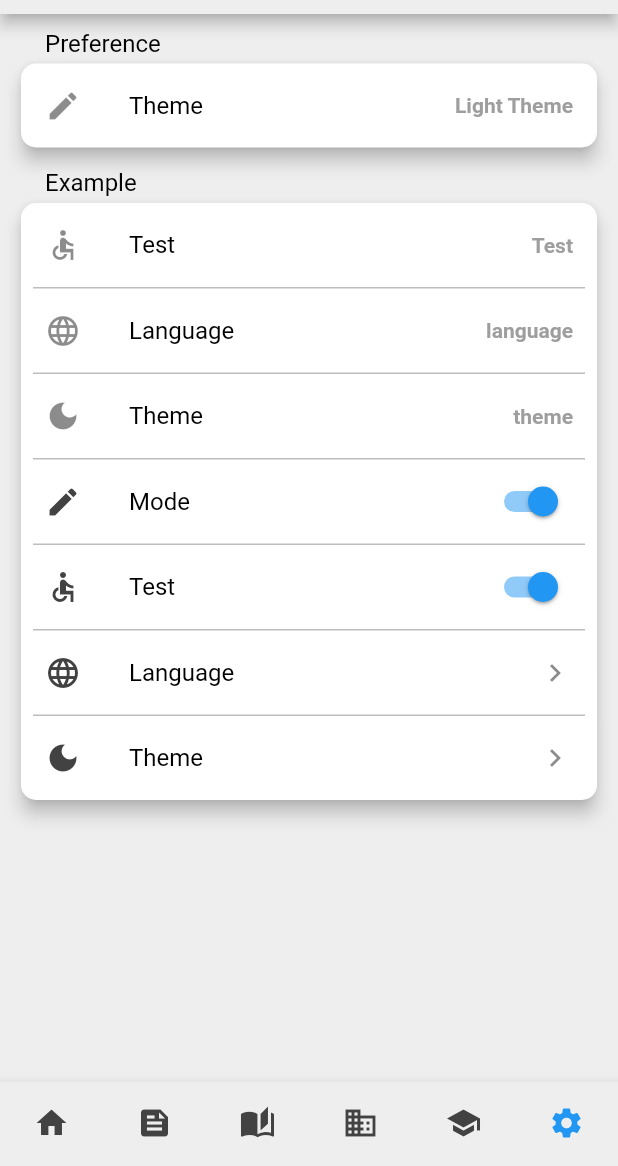
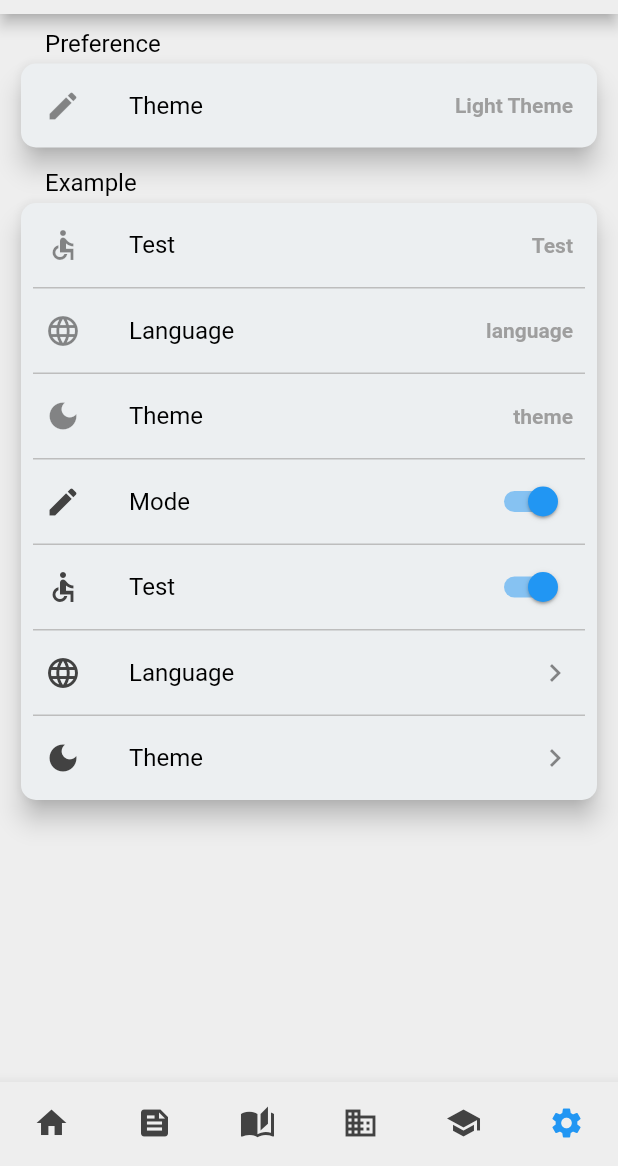
Before and after one commit to nightlan1015297/collegenius, a Flutter app: the screen it shows after launch, item 6 of the bottom bar chosen, on a phone screen of 412 x 824 dp, the part 70-1236 px from its top. Run offline on Flutter 3.47's test engine with Material 2 defaults, Android fonts, the phone set to English and light mode, and no system bars; our stand-ins replace bloc, equatable, flutter_bloc; missing offline and left inert: test.

Commit message:
update application global setting

```diff
--- a/lib/ui/routes/Routes.dart
+++ b/lib/ui/routes/Routes.dart
@@ -1,6 +1,5 @@
-import 'package:collegenius/ui/pages/homepage/HomePageBody.dart';
-import 'package:collegenius/ui/pages/main_scaffold/MainScaffold.dart';
-import 'package:collegenius/ui/pages/settingpage/SettingPageScaffold.dart';
+import 'package:collegenius/ui/pages/HomePageBody.dart';
+import 'package:collegenius/ui/main_scaffold/MainScaffold.dart';
 import 'package:flutter/material.dart';
 
 class AppRouter {
@@ -13,8 +12,7 @@ class AppRouter {
             body: HomePageBody(),
           ),
         );
-      case '/setting':
-        return MaterialPageRoute(builder: (_) => SettingPage());
+
       default:
         return MaterialPageRoute(
           builder: (_) => Scaffold(
--- a/lib/ui/theme/AppTheme.dart
+++ b/lib/ui/theme/AppTheme.dart
@@ -17,10 +17,12 @@ class AppTheme {
         bodyText2: TextStyle(color: Colors.black),
         subtitle1: TextStyle(color: Colors.black),
         subtitle2: TextStyle(color: Colors.black),
+        caption: TextStyle(color: Colors.black),
       ),
+      cardColor: Colors.blueGrey.shade50,
       cardTheme: CardTheme(
-        color: Colors.white,
-        elevation: 5.0,
+        color: Colors.blueGrey.shade50,
+        elevation: 7.0,
         shape:
             RoundedRectangleBorder(borderRadius: BorderRadius.circular(10.0)),
       ),
@@ -36,20 +38,22 @@ class AppTheme {
       backgroundColor: Colors.grey.shade800,
       scaffoldBackgroundColor: Colors.grey.shade900,
       textTheme: TextTheme(
-        headline1: TextStyle(color: Colors.white),
-        headline2: TextStyle(color: Colors.white),
-        headline3: TextStyle(color: Colors.white),
-        headline4: TextStyle(color: Colors.white),
-        headline5: TextStyle(color: Colors.white),
-        headline6: TextStyle(color: Colors.white),
-        bodyText1: TextStyle(color: Colors.white),
-        bodyText2: TextStyle(color: Colors.white),
-        subtitle1: TextStyle(color: Colors.white),
-        subtitle2: TextStyle(color: Colors.white),
+        headline1: TextStyle(color: Colors.white70),
+        headline2: TextStyle(color: Colors.white70),
+        headline3: TextStyle(color: Colors.white70),
+        headline4: TextStyle(color: Colors.white70),
+        headline5: TextStyle(color: Colors.white70),
+        headline6: TextStyle(color: Colors.white70),
+        bodyText1: TextStyle(color: Colors.white70),
+        bodyText2: TextStyle(color: Colors.white70),
+        subtitle1: TextStyle(color: Colors.white70),
+        subtitle2: TextStyle(color: Colors.white70),
+        caption: TextStyle(color: Colors.white70),
       ),
+      cardColor: Colors.grey.shade800,
       cardTheme: CardTheme(
-        color: Color.fromRGBO(48, 48, 48, 48),
-        elevation: 5.0,
+        color: Colors.grey.shade800,
+        elevation: 7.0,
         shape:
             RoundedRectangleBorder(borderRadius: BorderRadius.circular(10.0)),
       ),
```
